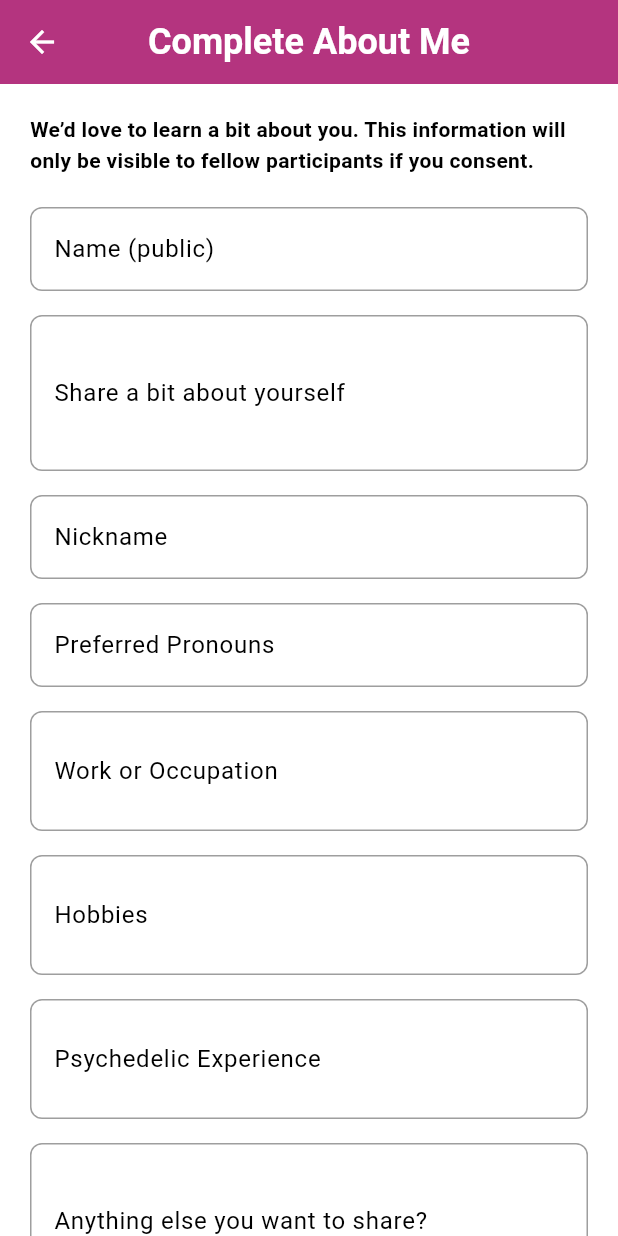
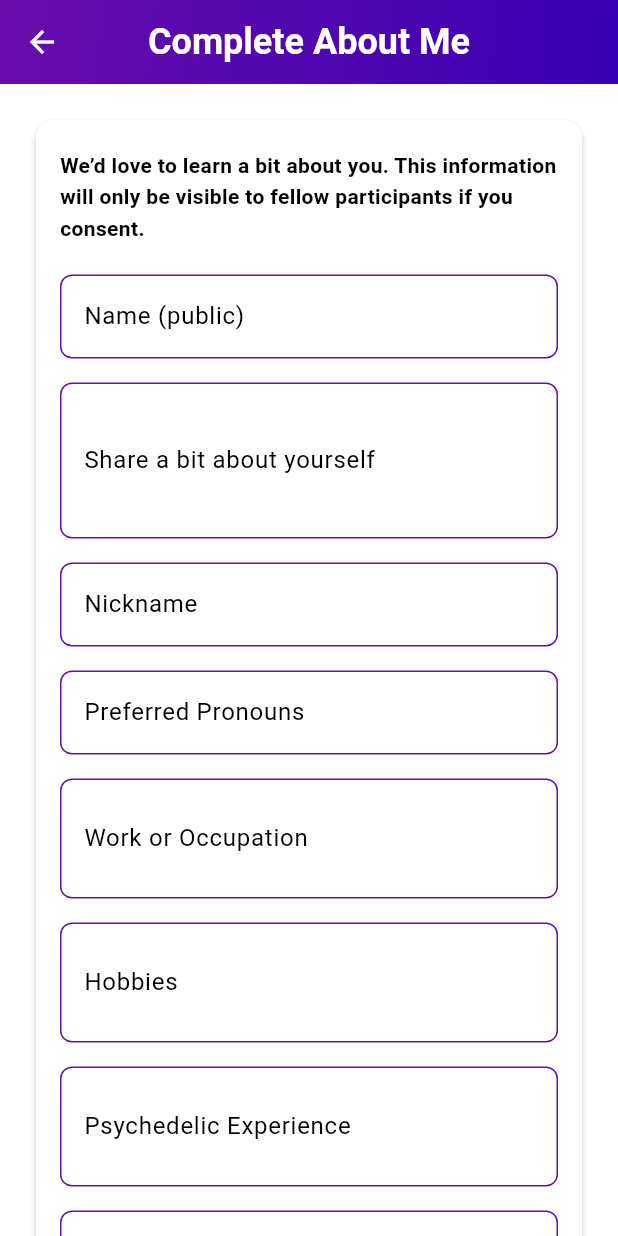
Before and after one commit to patryklbn/numinousways, a Flutter app: the AboutMeScreen screen opened directly with empty values, on a phone screen of 412 x 824 dp. Run offline on Flutter 3.47's test engine with Material 3 defaults, Android fonts, the phone set to English and light mode, and no system bars; our stand-ins replace cached_network_image, cloud_firestore, firebase_auth, firebase_core, firebase_storage, flutter_local_notifications and 10 more; accounts and stored records are empty; network calls fail.

Commit message:
Changed colour theme

```diff
--- a/lib/screens/my_retreat/experience/about_me_screen.dart
+++ b/lib/screens/my_retreat/experience/about_me_screen.dart
@@ -39,6 +39,10 @@ class _AboutMeScreenState extends State<AboutMeScreen> {
   bool _shareBio = false;
   XFile? _selectedPhoto;
   final ImagePicker _picker = ImagePicker();
+
+  // Gradient colors to match the psychedelic order style
+  final Color _gradientColor1 = const Color(0xFF6A0DAD);
+  final Color _gradientColor2 = const Color(0xFF3700B3);
 
   @override
   void initState() {
@@ -96,17 +100,13 @@ class _AboutMeScreenState extends State<AboutMeScreen> {
           fillColor: Colors.white,
           filled: true,
           counterText: '', // Hides the default character counter widget
-          border: OutlineInputBorder(
-            borderRadius: BorderRadius.circular(8),
-            borderSide: const BorderSide(color: Colors.grey),
-          ),
           enabledBorder: OutlineInputBorder(
             borderRadius: BorderRadius.circular(8),
-            borderSide: const BorderSide(color: Colors.grey),
+            borderSide: BorderSide(color: _gradientColor1),
           ),
           focusedBorder: OutlineInputBorder(
             borderRadius: BorderRadius.circular(8),
-            borderSide: const BorderSide(color: Color(0xFFB4347F), width: 2),
+            borderSide: BorderSide(color: _gradientColor2, width: 2),
           ),
         ),
         validator: requiredField
@@ -176,29 +176,79 @@ class _AboutMeScreenState extends State<AboutMeScreen> {
     }
   }
 
+  Widget _buildGradientButton({
+    required String text,
+    required VoidCallback onPressed,
+  }) {
+    return Container(
+      decoration: BoxDecoration(
+        gradient: LinearGradient(
+          colors: [_gradientColor1, _gradientColor2],
+          begin: Alignment.topLeft,
+          end: Alignment.bottomRight,
+        ),
+        borderRadius: BorderRadius.circular(8),
+      ),
+      child: ElevatedButton(
+        style: ElevatedButton.styleFrom(
+          backgroundColor: Colors.transparent,
+          shadowColor: Colors.transparent,
+          padding: const EdgeInsets.symmetric(horizontal: 24, vertical: 14),
+          shape: RoundedRectangleBorder(
+            borderRadius: BorderRadius.circular(8),
+          ),
+        ),
+        onPressed: onPressed,
+        child: Text(
+        text,
+    style: const TextStyle(
+    color: Colors.white,
+    fontWeight: FontWeight.bold, // Text is now bold
+    ),
+        ),
+      ),
+    );
+  }
+
   @override
   Widget build(BuildContext context) {
-    final primaryColor = const Color(0xFFB4347F);
-
     return Scaffold(
       backgroundColor: Colors.white,
       appBar: AppBar(
-        backgroundColor: primaryColor,
+        backgroundColor: Colors.transparent,
+        elevation: 0,
+        flexibleSpace: Container(
+          decoration: BoxDecoration(
+            gradient: LinearGradient(
+              colors: [_gradientColor1, _gradientColor2],
+              begin: Alignment.topLeft,
+              end: Alignment.bottomRight,
+            ),
+          ),
+        ),
         title: const Text(
           "Complete About Me",
           style: TextStyle(
             color: Colors.white,
-            fontWeight: FontWeight.bold, // Make AppBar text bold
+            fontWeight: FontWeight.bold,
           ),
         ),
         centerTitle: true,
-        elevation: 0,
       ),
       body: SafeArea(
         child: SingleChildScrollView(
           padding: const EdgeInsets.symmetric(horizontal: 20, vertical: 20),
           child: Form(
             key: _formKey,
+            child: Card(
+              color: Colors.white,
+              elevation: 2,
+              shape: RoundedRectangleBorder(
+                borderRadius: BorderRadius.circular(12),
+              ),
+              child: Padding(
+                padding:
+                const EdgeInsets.symmetric(horizontal: 16, vertical: 20),
                 child: Column(
                   crossAxisAlignment: CrossAxisAlignment.start,
                   children: [
@@ -208,7 +258,7 @@ class _AboutMeScreenState extends State<AboutMeScreen> {
                         fontSize: 14,
                         height: 1.5,
                         color: Colors.black,
-                    fontWeight: FontWeight.bold, // Make this text bold
+                        fontWeight: FontWeight.bold,
                       ),
                     ),
                     const SizedBox(height: 20),
@@ -263,7 +313,7 @@ class _AboutMeScreenState extends State<AboutMeScreen> {
                       children: [
                         Checkbox(
                           value: _shareBio,
-                      activeColor: primaryColor,
+                          activeColor: _gradientColor1,
                           onChanged: (val) =>
                               setState(() => _shareBio = val ?? false),
                         ),
@@ -286,22 +336,9 @@ class _AboutMeScreenState extends State<AboutMeScreen> {
                     const SizedBox(height: 8),
                     Center(
                       child: _selectedPhoto == null
-                      ? ElevatedButton(
-                    style: ElevatedButton.styleFrom(
-                      backgroundColor: primaryColor,
-                      padding: const EdgeInsets.symmetric(
-                        horizontal: 24,
-                        vertical: 12,
-                      ),
-                      shape: RoundedRectangleBorder(
-                        borderRadius: BorderRadius.circular(8),
-                      ),
-                    ),
+                          ? _buildGradientButton(
+                        text: "Pick Photo",
                         onPressed: _pickImage,
-                    child: const Text(
-                      "Pick Photo",
-                      style: TextStyle(color: Colors.white),
-                    ),
                       )
                           : Column(
                         children: [
@@ -315,47 +352,18 @@ class _AboutMeScreenState extends State<AboutMeScreen> {
                             ),
                           ),
                           const SizedBox(height: 8),
-                      ElevatedButton(
-                        style: ElevatedButton.styleFrom(
-                          backgroundColor: primaryColor,
-                          padding: const EdgeInsets.symmetric(
-                            horizontal: 24,
-                            vertical: 12,
-                          ),
-                          shape: RoundedRectangleBorder(
-                            borderRadius: BorderRadius.circular(8),
-                          ),
-                        ),
+                          _buildGradientButton(
+                            text: "Change Photo",
                             onPressed: _pickImage,
-                        child: const Text(
-                          "Change Photo",
-                          style: TextStyle(color: Colors.white),
-                        ),
                           ),
                         ],
                       ),
                     ),
                     const SizedBox(height: 30),
                     Center(
-                  child: ElevatedButton(
-                    style: ElevatedButton.styleFrom(
-                      backgroundColor: primaryColor,
-                      padding: const EdgeInsets.symmetric(
-                        horizontal: 24,
-                        vertical: 14,
-                      ),
-                      shape: RoundedRectangleBorder(
-                        borderRadius: BorderRadius.circular(8),
-                      ),
-                    ),
+                      child: _buildGradientButton(
+                        text: "Submit",
                         onPressed: _submitForm,
-                    child: const Text(
-                      "Submit",
-                      style: TextStyle(
-                        fontSize: 16,
-                        color: Colors.white,
-                      ),
-                    ),
                       ),
                     ),
                     const SizedBox(height: 40),
@@ -364,6 +372,8 @@ class _AboutMeScreenState extends State<AboutMeScreen> {
               ),
             ),
           ),
+        ),
+      ),
     );
   }
 }
```
Lines whose indentation alone changed are shown as unchanged.
